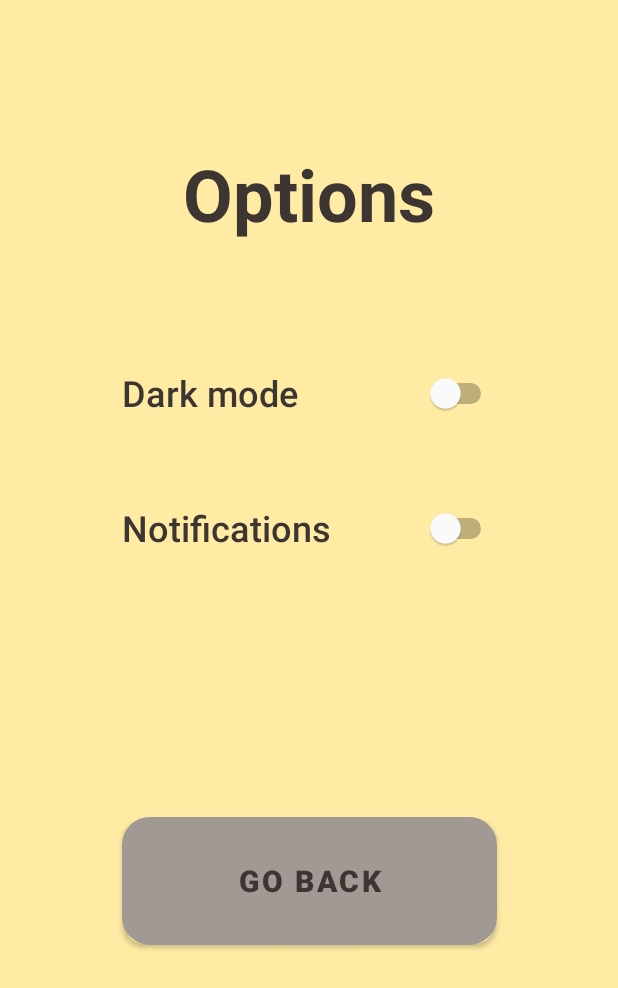
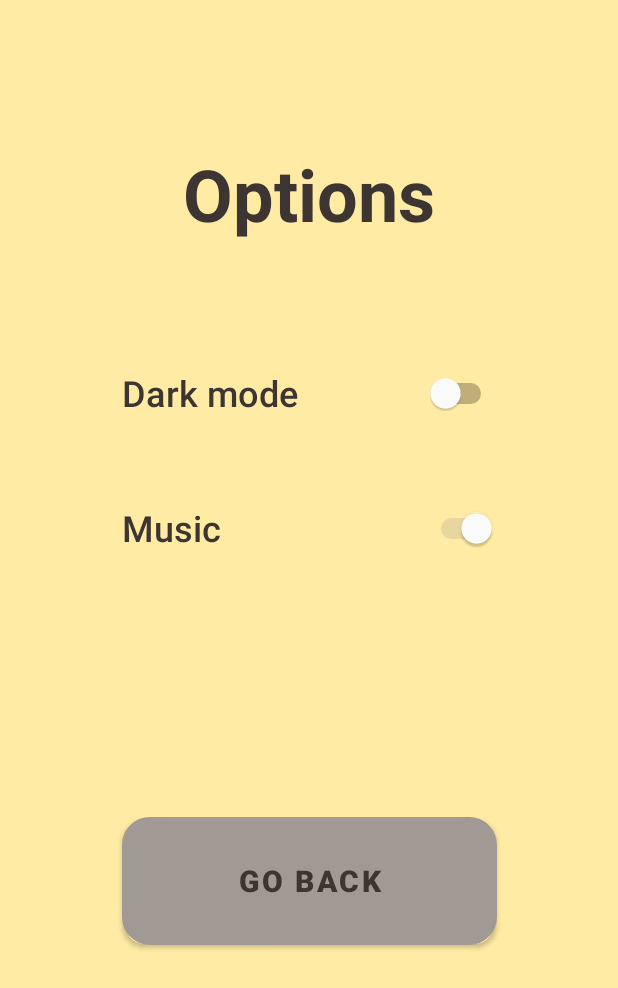
Before and after one commit to mjausmanis/DrinkOrDare, an Android app: the OptionsFragment screen opened through its navigation route, on a phone screen of 412 x 824 dp. Shown: the top 988 px of the screen. Run offline under Robolectric (Android 15) with nearby library versions, the phone set to English and light mode, and no system bars; our stand-ins replace navigation-ui; Roboto replaces fonts that are not available here.

Commit message:
MusicSwitch

```diff
--- a/app/src/main/java/com/example/drinkordare/MainActivity.java
+++ b/app/src/main/java/com/example/drinkordare/MainActivity.java
@@ -26,9 +26,6 @@ public class MainActivity extends AppCompatActivity {
 
     private AppBarConfiguration appBarConfiguration;
     private ActivityMainBinding binding;
-    //Switch darkModeSwitch;
-    //boolean nightMode;
-    //SharedPreferences.Editor editor;
 
     int currentPlayer = 0;
     ArrayList<Player> players = new ArrayList<Player>();
@@ -41,7 +38,7 @@ public class MainActivity extends AppCompatActivity {
             this.currentPlayer = 0;
         }
     }
-    private static MediaPlayer mediaPlayer;
+    static MediaPlayer mediaPlayer;
     @Override
     protected void onCreate(Bundle savedInstanceState) {
         super.onCreate(savedInstanceState);
@@ -61,7 +58,7 @@ public class MainActivity extends AppCompatActivity {
         }
 
         //Music
-        mediaPlayer = MediaPlayer.create(this, R.raw.maukusencisinstrumental);
+        mediaPlayer = MediaPlayer.create(this, R.raw.maukusencis);
         mediaPlayer.start();
         mediaPlayer.setLooping(true);
         mediaPlayer.setVolume(1f, 1f);
@@ -77,18 +74,6 @@ public class MainActivity extends AppCompatActivity {
         NavigationUI.setupActionBarWithNavController(this, navController, appBarConfiguration);
 
 
-        /* darkModeSwitch = findViewById(R.id.darkModeSwitch);
-        sharedPreferences = getSharedPreferences(name: "MODE", Context.MODE_PRIVATE);
-        nightMode = sharedPreferences.getBoolean(s: "night", b: false);
-
-        if (nightMode){
-            darkModeSwitch.setChecked(true);
-        }
-        darkModeSwitch.setOnClickListener(new View.OnClickListener() {
-            @Override
-            public void onClick(View view) {
-    ) */
-
     }
     @Override
     protected void onPause() {
@@ -101,4 +86,11 @@ public class MainActivity extends AppCompatActivity {
         super.onResume();
         mediaPlayer.start();
     }
+    @Override
+    public void onSaveInstanceState(Bundle outState) {
+        super.onSaveInstanceState(outState);
+        outState.putBoolean("isMusicPlaying", OptionsFragment.isMusicPlaying);
+    }
+
+
 }
--- a/app/src/main/java/com/example/drinkordare/OptionsFragment.java
+++ b/app/src/main/java/com/example/drinkordare/OptionsFragment.java
@@ -1,4 +1,6 @@
 package com.example.drinkordare;
+
+import static com.example.drinkordare.MainActivity.mediaPlayer;
 
 import android.content.res.Configuration;
 import android.os.Bundle;
@@ -20,6 +22,7 @@ import com.example.drinkordare.databinding.FragmentOptionsBinding;
 public class OptionsFragment extends Fragment {
 
     private FragmentOptionsBinding binding;
+    static boolean isMusicPlaying = true;
     boolean darkModeOn  = false;
 
     @Override
@@ -68,6 +71,37 @@ public class OptionsFragment extends Fragment {
             }
         });
 
+
+
+        Switch switch2 = getView().findViewById(R.id.musicSwitch);
+        if (isMusicPlaying) {
+            switch2.setChecked(true);
+        } else {
+            switch2.setChecked(false);
+        }
+        switch2.setOnCheckedChangeListener(new CompoundButton.OnCheckedChangeListener() {
+            @Override
+            public void onCheckedChanged(CompoundButton buttonView, boolean isChecked) {
+                if (isChecked) {
+                    // start music
+                    if(!mediaPlayer.isPlaying())
+                        mediaPlayer.start();
+                } else {
+                    // stop music
+                    if(mediaPlayer.isPlaying())
+                        mediaPlayer.pause();
+                }
+            }
+        });
+
+
+
+
+
+
+
+
+
         binding.goToMenu.setOnClickListener(new View.OnClickListener() {
             @Override
             public void onClick(View view) {
--- a/app/src/main/res/layout/fragment_options.xml
+++ b/app/src/main/res/layout/fragment_options.xml
@@ -63,12 +63,12 @@
 
     <Switch
         style="@style/SWITCH"
-        android:id="@+id/notificationSwitch"
+        android:id="@+id/musicSwitch"
         android:layout_width="250dp"
         android:layout_height="85dp"
         android:layout_marginTop="-120dp"
         android:fontFamily="sans-serif-medium"
-        android:text="@string/notifications"
+        android:text="Music"
         android:textSize="24sp"
         android:thumbTint="#FFFFFF"
         app:layout_constraintBottom_toBottomOf="parent"
```
